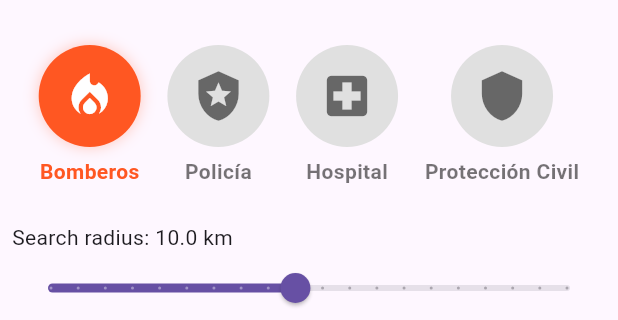
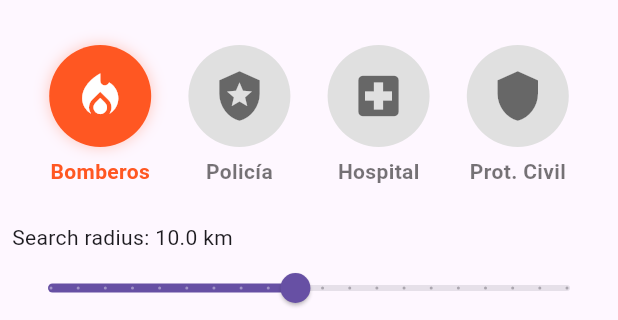
Before and after one commit to Fralopala2/fire_notification_app, a Flutter app: the screen it shows after launch, after a tap on "Bomberos", on a phone screen of 412 x 824 dp, the part 63-383 px from its top. Run offline on Flutter 3.47's test engine with Material 3 defaults, Android fonts, the phone set to English and light mode, and no system bars; drawn by our look-alikes of google_maps_flutter; our stand-ins replace flutter_dotenv, geolocator, google_mobile_ads, permission_handler; network calls fail.

Commit message:
Refactor code structure for improved readability and maintainability

```diff
--- a/lib/banner_ad_widget.dart
+++ b/lib/banner_ad_widget.dart
@@ -16,7 +16,7 @@ class _BannerAdWidgetState extends State<BannerAdWidget> {
 	void initState() {
 		super.initState();
 		_bannerAd = BannerAd(
-			adUnitId: 'ca-app-pub-3940256099942544/6300978111', // Test AdMob Banner ID
+			adUnitId: 'ca-app-pub-3940256099942544/6300978111', // Official AdMob test Banner ID
 			size: AdSize.banner,
 			request: AdRequest(),
 			listener: BannerAdListener(
--- a/lib/main.dart
+++ b/lib/main.dart
@@ -39,10 +39,10 @@ class ServiceTypeSelectionEntry extends StatelessWidget {
   Widget build(BuildContext context) {
     return ServiceTypeSelectionScreen(
       serviceTypes: {
-        'Bomberos': 'fire_station',
-        'Policía': 'police',
-        'Hospital': 'hospital',
-        'Protección Civil': 'local_government_office',
+    'Bomberos': 'fire_station',
+    'Policía': 'police',
+    'Hospital': 'hospital',
+    'Prot. Civil': 'local_government_office',
       },
       onTypeSelected: (type) {
         Navigator.of(context).push(
--- a/lib/screens/fire_map_screen.dart
+++ b/lib/screens/fire_map_screen.dart
@@ -26,7 +26,7 @@ class _FireMapScreenState extends State<FireMapScreen> {
     'Bomberos': 'fire_station',
     'Policía': 'police',
     'Hospital': 'hospital',
-    'Protección Civil': 'local_government_office',
+    'Prot. Civil': 'local_government_office',
   };
   final Map<String, IconData> _serviceIcons = {
     'fire_station': Icons.local_fire_department,
```
Also changed, not shown: 4 other files.
